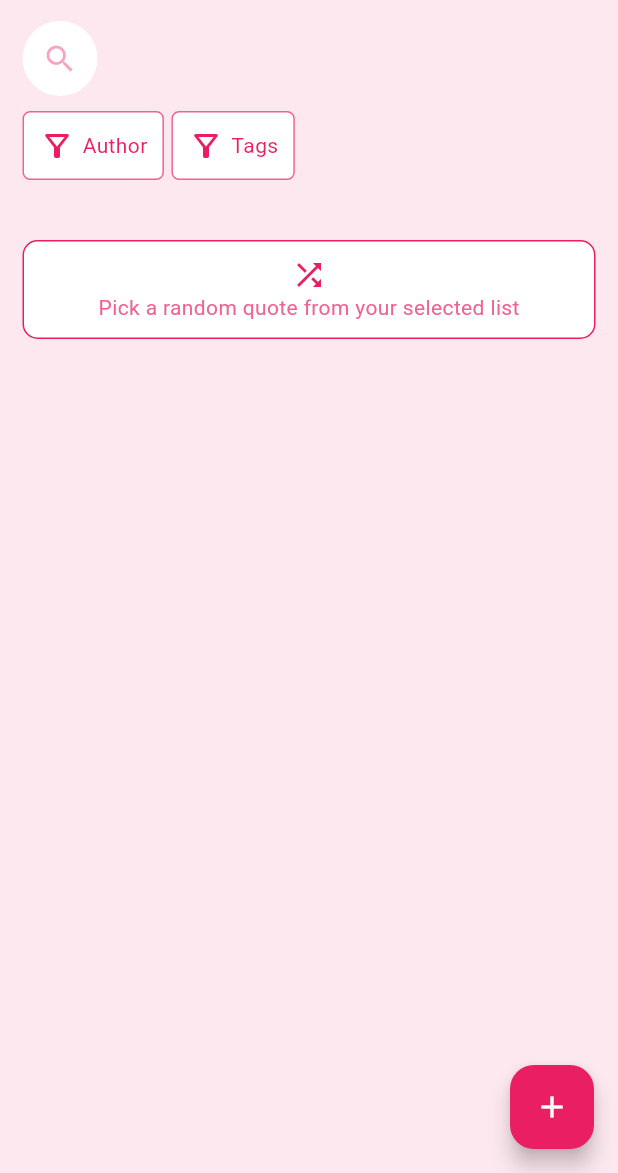
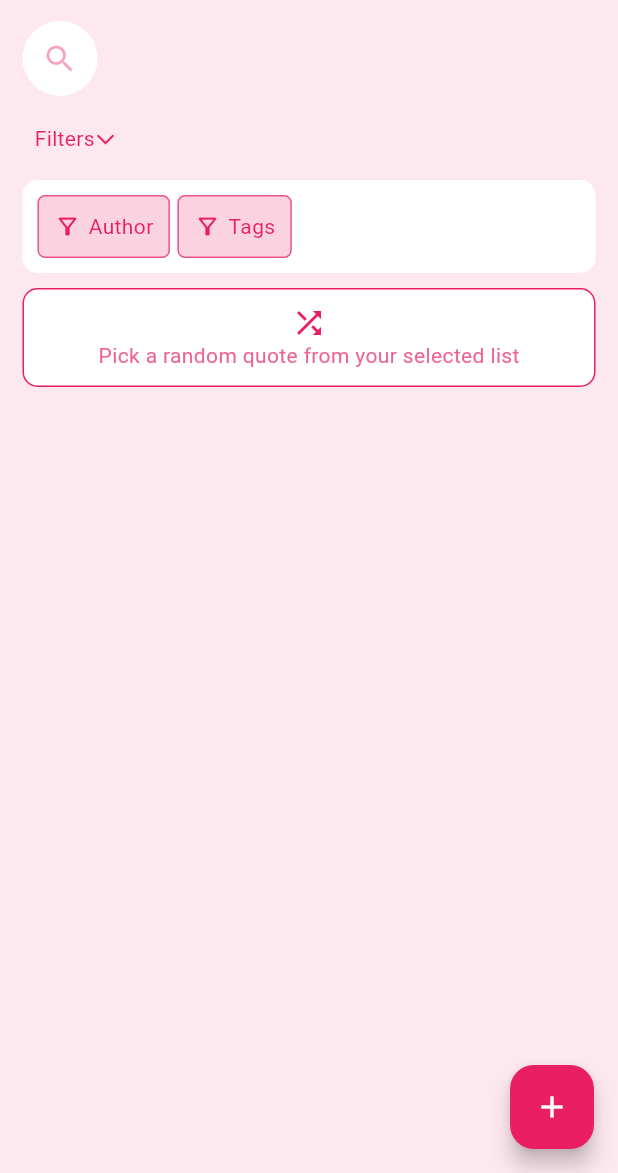
Before and after one commit to hazemxiii/home_quote, a Flutter app: the screen it shows after launch, on a phone screen of 412 x 824 dp, the part 63-1236 px from its top. Run offline on Flutter 3.47's test engine with Material 3 defaults, Android fonts, the phone set to English and light mode, and no system bars; our stand-ins replace file_picker, permission_handler, shared_preferences; missing offline and left inert: android_alarm_manager_plus, flex_color_picker, fuzzywuzzy, home_widget.

Commit message:
filter_btn_toggle_expand

```diff
--- /dev/null
+++ b/lib/quotes_page/expand_filter_btn.dart
@@ -0,0 +1,52 @@
+import 'package:flutter/material.dart';
+import 'package:home_quote/style_notifier.dart';
+import 'package:provider/provider.dart';
+
+class ExpandFilterBtn extends StatefulWidget {
+  final bool isExpanded;
+  final VoidCallback onTap;
+  const ExpandFilterBtn(
+      {super.key, required this.isExpanded, required this.onTap});
+
+  @override
+  State<ExpandFilterBtn> createState() => _ExpandFilterBtnState();
+}
+
+class _ExpandFilterBtnState extends State<ExpandFilterBtn> {
+  StyleNotifier get styleNot => context.watch<StyleNotifier>();
+
+  @override
+  Widget build(BuildContext context) {
+    return InkWell(
+      onTap: widget.onTap,
+      child: Padding(
+        padding: const EdgeInsets.all(8.0),
+        child: Row(
+          crossAxisAlignment: CrossAxisAlignment.center,
+          children: [
+            Text(
+              "Filters",
+              style: TextStyle(color: styleNot.appColor),
+            ),
+            Column(
+              children: [
+                const SizedBox(
+                  height: 2,
+                ),
+                AnimatedRotation(
+                  turns: widget.isExpanded ? 0.25 : 0,
+                  duration: const Duration(milliseconds: 200),
+                  child: Icon(
+                    Icons.arrow_forward_ios,
+                    color: styleNot.appColor,
+                    size: 14,
+                  ),
+                ),
+              ],
+            )
+          ],
+        ),
+      ),
+    );
+  }
+}
--- a/lib/quotes_page/filter_btn.dart
+++ b/lib/quotes_page/filter_btn.dart
@@ -13,10 +13,10 @@ class FilterBtn extends StatefulWidget {
 
 class _FilterBtnState extends State<FilterBtn> {
   bool isHovered = false;
+  StyleNotifier get styleNot => context.watch<StyleNotifier>();
   @override
   Widget build(BuildContext context) {
-    final textC =
-        isHovered ? Colors.white : context.watch<StyleNotifier>().appColor;
+    final textC = isHovered ? Colors.white : styleNot.appColor;
     return InkWell(
       onTap: widget.onPressed,
       onHover: (value) {
@@ -29,14 +29,10 @@ class _FilterBtnState extends State<FilterBtn> {
         duration: const Duration(milliseconds: 200),
         decoration: BoxDecoration(
           borderRadius: BorderRadius.circular(5),
-          border: Border.all(
-              color: context
-                  .watch<StyleNotifier>()
-                  .appColor
-                  .withValues(alpha: 0.7)),
+          border: Border.all(color: styleNot.appColor.withValues(alpha: 0.7)),
           color: isHovered
-              ? context.watch<StyleNotifier>().appColor
-              : Colors.white,
+              ? styleNot.appColor
+              : Color.lerp(styleNot.appColor, Colors.white, 0.8),
         ),
         child: Row(
           spacing: 5,
@@ -44,6 +40,7 @@ class _FilterBtnState extends State<FilterBtn> {
             Icon(
               Icons.filter_alt_outlined,
               color: textC,
+              size: 18,
             ),
             Text(
               widget.text,
--- a/lib/quotes_page/quote_widget.dart
+++ b/lib/quotes_page/quote_widget.dart
@@ -42,6 +42,7 @@ class _QuoteWidgetState extends State<QuoteWidget> {
         });
   }
 
+// TODO pin & select random
   @override
   Widget build(BuildContext context) {
     return Consumer<StyleNotifier>(builder: (context, clrs, child) {
--- a/lib/quotes_page/quotes_page.dart
+++ b/lib/quotes_page/quotes_page.dart
@@ -1,5 +1,6 @@
 import 'dart:async';
 import 'package:flutter/material.dart';
+import 'package:home_quote/quotes_page/expand_filter_btn.dart';
 import 'package:home_quote/quotes_page/no_visible_btn.dart';
 import 'package:home_quote/style_notifier.dart';
 import 'package:home_quote/quotes_page/filter_btn.dart';
@@ -20,6 +21,7 @@ class QuotesPage extends StatefulWidget {
 }
 
 class _QuotesPageState extends State<QuotesPage> {
+  bool isFilterShown = true;
   Timer? timer;
   final searchController = TextEditingController();
   @override
@@ -141,7 +143,24 @@ class _QuotesPageState extends State<QuotesPage> {
                             quotesNotX.setSearch("");
                           },
                           hint: "Search by quote")),
-                  Row(
+                  ExpandFilterBtn(
+                      isExpanded: isFilterShown,
+                      onTap: () {
+                        setState(() {
+                          isFilterShown = !isFilterShown;
+                        });
+                      }),
+                  AnimatedSize(
+                    duration: const Duration(milliseconds: 200),
+                    child: !isFilterShown
+                        ? const SizedBox.shrink()
+                        : Container(
+                            padding: const EdgeInsets.all(10),
+                            decoration: BoxDecoration(
+                              color: Colors.white,
+                              borderRadius: BorderRadius.circular(10),
+                            ),
+                            child: Row(
                               children: [
                                 FilterBtn(
                                   text: "Author",
@@ -154,7 +173,9 @@ class _QuotesPageState extends State<QuotesPage> {
                                 ),
                               ],
                             ),
-                  const SizedBox(height: 20),
+                          ),
+                  ),
+                  // const SizedBox(height: 20),
                   if (quotesNot.getVisible == null)
                     NoVisibleBtn(
                       onTap: quotesNotX.changeVisible,
--- a/lib/quotes_page/search_widget.dart
+++ b/lib/quotes_page/search_widget.dart
@@ -31,7 +31,7 @@ class _SearchWidgetState extends State<SearchWidget> {
         setState(() {
           isExpanded = true;
         });
-      } else {
+      } else if (widget.controller.text.isEmpty) {
         setState(() {
           isExpanded = false;
         });
@@ -60,7 +60,6 @@ class _SearchWidgetState extends State<SearchWidget> {
         color: Colors.white,
         // color: context.watch<StyleNotifier>().appColor.withValues(alpha: 0.2)
       ),
-      // TODO hide the filter btn
       child: TextField(
         focusNode: _node,
         cursorColor: context.watch<StyleNotifier>().appColor,
@@ -79,6 +78,9 @@ class _SearchWidgetState extends State<SearchWidget> {
                   onPressed: () {
                     widget.controller.clear();
                     widget.onClear();
+                    setState(() {
+                      isExpanded = false;
+                    });
                   },
                 ),
           // border: canBeHidden ? InputBorder.none : null,
```
Lines whose indentation alone changed are shown as unchanged.
